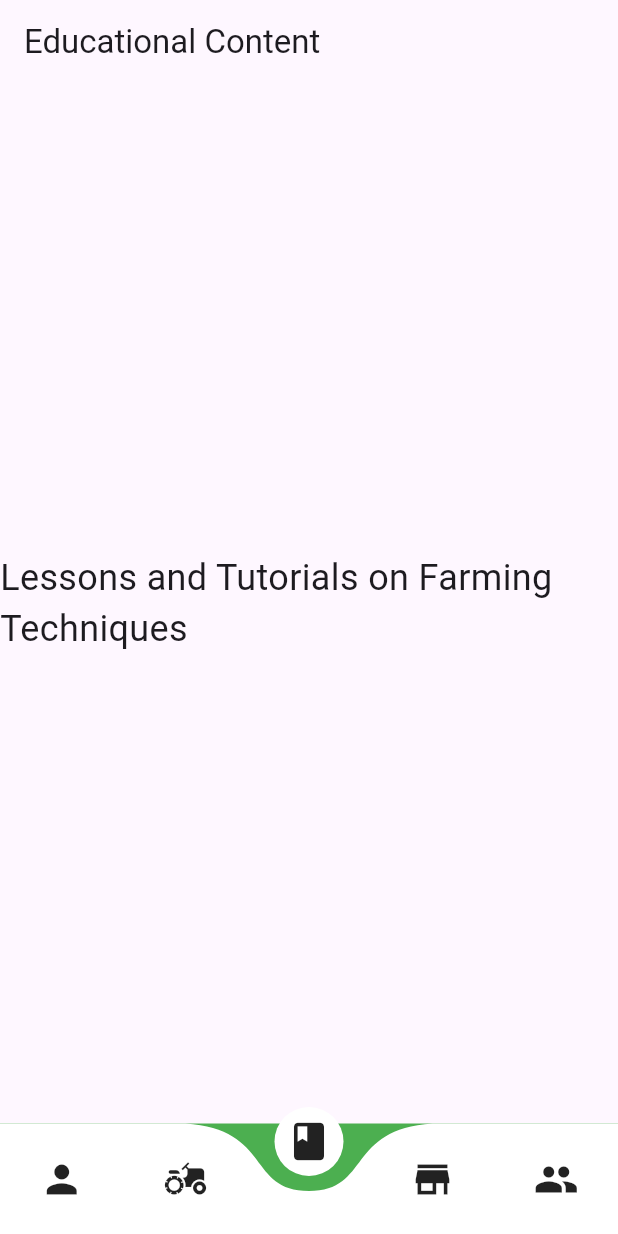
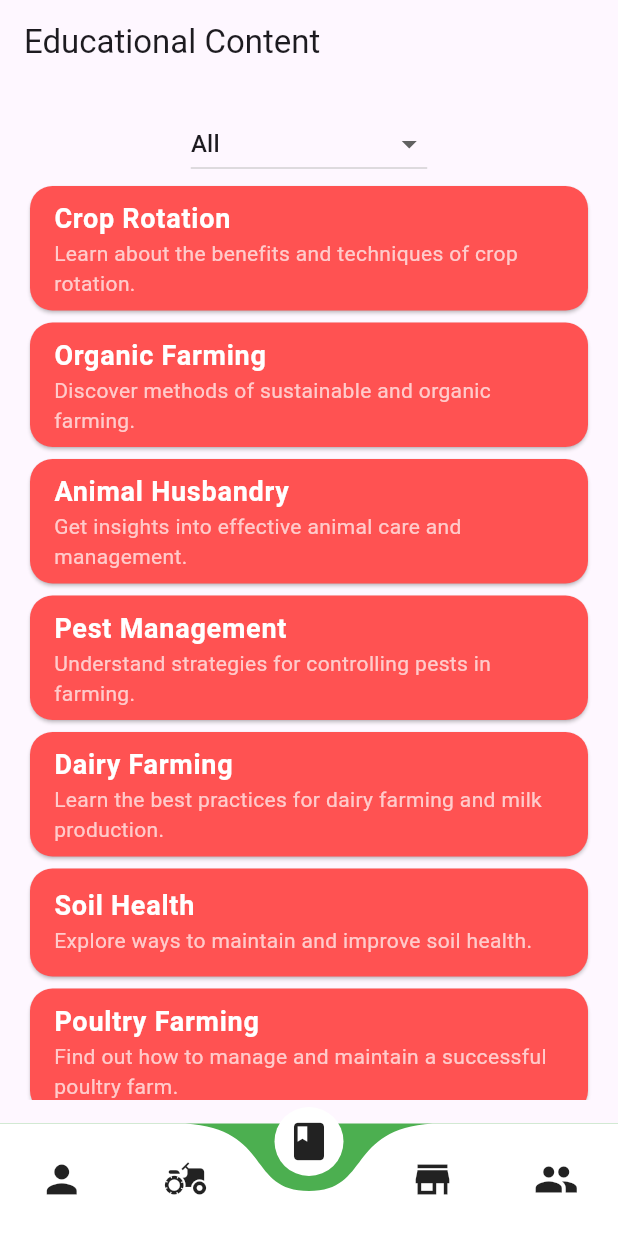
Before and after one commit to ManassehG/Farmernekt, a Flutter app: the screen it shows after launch, item 3 of the bottom bar chosen, on a phone screen of 412 x 824 dp. Run offline on Flutter 3.47's test engine with Material 3 defaults, Android fonts, the phone set to English and light mode, and no system bars; drawn by our look-alikes of curved_navigation_bar.

Commit message:
added the cards for education content page

```diff
--- a/farmernekt/lib/bottom_nav.dart
+++ b/farmernekt/lib/bottom_nav.dart
@@ -1,5 +1,6 @@
 import 'package:flutter/material.dart';
 import 'package:curved_navigation_bar/curved_navigation_bar.dart';
+import 'navigation-components/farmeducation.dart';
 
 class BottomNav extends StatefulWidget {
   @override
@@ -80,23 +81,6 @@ class FarmManagementPage extends StatelessWidget {
   }
 }
 
-class EducationalContentPage extends StatelessWidget {
-  @override
-  Widget build(BuildContext context) {
-    return Scaffold(
-      appBar: AppBar(
-        title: Text('Educational Content'),
-      ),
-      body: Center(
-        child: Text(
-          'Lessons and Tutorials on Farming Techniques',
-          style: TextStyle(fontSize: 24),
-        ),
-      ),
-    );
-  }
-}
-
 class MarketplacePage extends StatelessWidget {
   @override
   Widget build(BuildContext context) {
--- /dev/null
+++ b/farmernekt/lib/navigation-components/farmeducation.dart
@@ -0,0 +1,135 @@
+import 'package:flutter/material.dart';
+
+class EducationalContentPage extends StatefulWidget {
+  @override
+  _EducationalContentPageState createState() => _EducationalContentPageState();
+}
+
+class _EducationalContentPageState extends State<EducationalContentPage> {
+  // List of education topics
+  final List<Map<String, String>> _educationTopics = [
+    {
+      'title': 'Crop Rotation',
+      'description':
+          'Learn about the benefits and techniques of crop rotation.',
+      'category': 'Crop Farming'
+    },
+    {
+      'title': 'Organic Farming',
+      'description': 'Discover methods of sustainable and organic farming.',
+      'category': 'Crop Farming'
+    },
+    {
+      'title': 'Animal Husbandry',
+      'description': 'Get insights into effective animal care and management.',
+      'category': 'Livestock Farming'
+    },
+    {
+      'title': 'Pest Management',
+      'description': 'Understand strategies for controlling pests in farming.',
+      'category': 'Crop Farming'
+    },
+    {
+      'title': 'Dairy Farming',
+      'description':
+          'Learn the best practices for dairy farming and milk production.',
+      'category': 'Livestock Farming'
+    },
+    {
+      'title': 'Soil Health',
+      'description': 'Explore ways to maintain and improve soil health.',
+      'category': 'Crop Farming'
+    },
+    {
+      'title': 'Poultry Farming',
+      'description':
+          'Find out how to manage and maintain a successful poultry farm.',
+      'category': 'Livestock Farming'
+    },
+  ];
+
+  String _selectedCategory = 'All';
+
+  List<Map<String, String>> get _filteredTopics {
+    if (_selectedCategory == 'All') {
+      return _educationTopics;
+    } else {
+      return _educationTopics
+          .where((topic) => topic['category'] == _selectedCategory)
+          .toList();
+    }
+  }
+
+  @override
+  Widget build(BuildContext context) {
+    return Scaffold(
+      appBar: AppBar(
+        title: Text('Educational Content'),
+      ),
+      body: Padding(
+        padding: const EdgeInsets.all(16.0),
+        child: Column(
+          children: <Widget>[
+            DropdownButton<String>(
+              value: _selectedCategory,
+              onChanged: (String? newValue) {
+                setState(() {
+                  _selectedCategory = newValue!;
+                });
+              },
+              items: <String>['All', 'Crop Farming', 'Livestock Farming']
+                  .map<DropdownMenuItem<String>>((String value) {
+                return DropdownMenuItem<String>(
+                  value: value,
+                  child: Text(value),
+                );
+              }).toList(),
+            ),
+            Expanded(
+              child: ListView.builder(
+                itemCount: _filteredTopics.length,
+                itemBuilder: (context, index) {
+                  final topic = _filteredTopics[index];
+                  return Card(
+                    color: _getRandomColor(),
+                    shape: RoundedRectangleBorder(
+                      borderRadius: BorderRadius.circular(15.0),
+                    ),
+                    child: ListTile(
+                      title: Text(
+                        topic['title']!,
+                        style: TextStyle(
+                          color: Colors.white,
+                          fontWeight: FontWeight.bold,
+                          fontSize: 18,
+                        ),
+                      ),
+                      subtitle: Text(
+                        topic['description']!,
+                        style: TextStyle(color: Colors.white70),
+                      ),
+                    ),
+                  );
+                },
+              ),
+            ),
+          ],
+        ),
+      ),
+    );
+  }
+
+  // Function to get a random color for each card
+  Color _getRandomColor() {
+    List<Color> colors = [
+      Colors.blueAccent,
+      Colors.redAccent,
+      Colors.greenAccent,
+      Colors.orangeAccent,
+      Colors.purpleAccent,
+      Colors.tealAccent,
+    ];
+    colors.shuffle();
+    return colors.first;
+  }
+}
```
